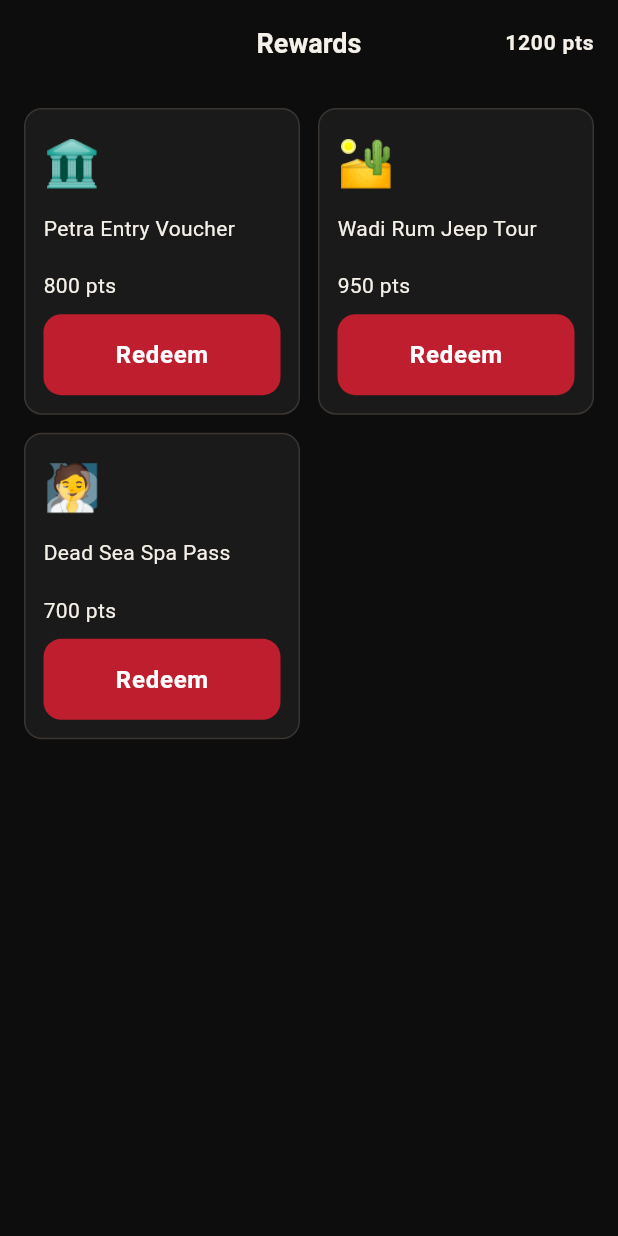
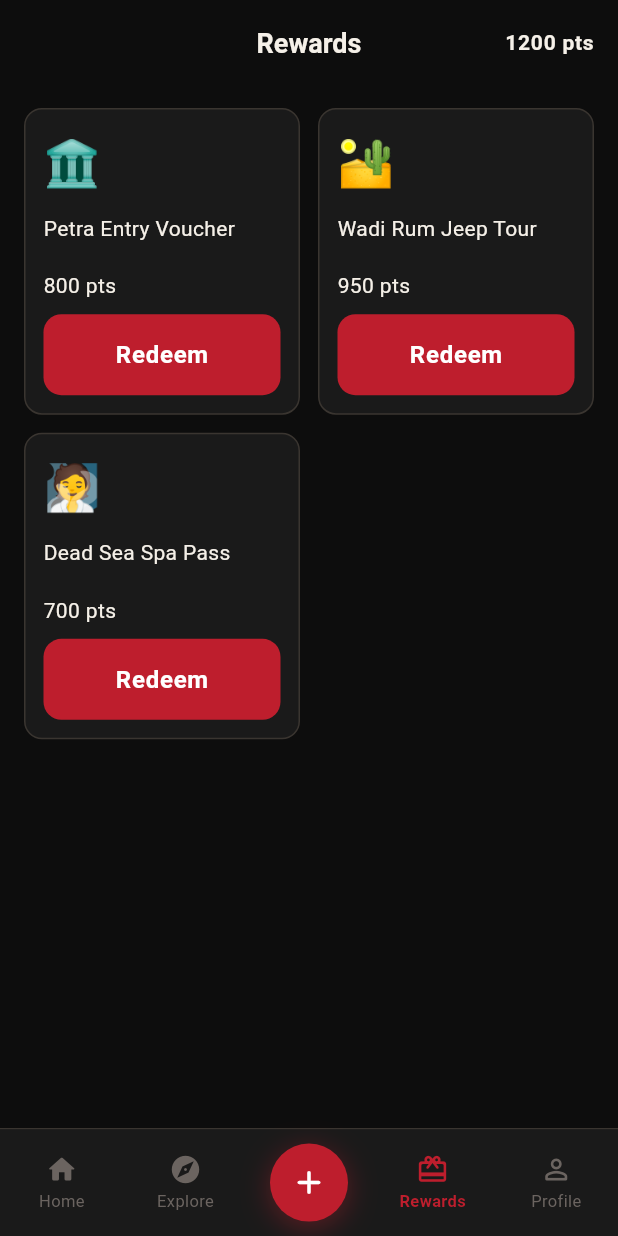
Before and after one commit to ayashehadeh/Rasad, a Flutter app: the RewardsScreen screen opened by its route, on a phone screen of 412 x 824 dp. Run offline on Flutter 3.47's test engine with Material 3 defaults, Android fonts, the phone set to English and light mode, and no system bars; our stand-ins replace dartz, equatable, flutter_bloc, flutter_map, get_it, go_router and 1 more; Roboto replaces fonts that are missing (Cairo); statements that could not run were skipped.

Commit message:
add rewards screen + chatbot + navigation

```diff
--- a/lib/features/explore/presentation/screens/explore_screen.dart
+++ b/lib/features/explore/presentation/screens/explore_screen.dart
@@ -137,6 +137,11 @@ class _ExploreScreenState extends State<ExploreScreen> {
       return;
     }
 
+    if (tab == HomeNavTab.rewards) {
+      context.go(AppRoutes.rewards);
+      return;
+    }
+
     if (tab == HomeNavTab.add) {
       context.push(
         AppRoutes.review,
--- a/lib/features/home/presentation/screens/home_screen.dart
+++ b/lib/features/home/presentation/screens/home_screen.dart
@@ -110,6 +110,11 @@ class _HomeScreenState extends State<HomeScreen> {
 
     if (tab == HomeNavTab.explore) {
       context.go(AppRoutes.explore);
+      return;
+    }
+
+    if (tab == HomeNavTab.rewards) {
+      context.go(AppRoutes.rewards);
       return;
     }
 
--- a/lib/features/rewards/presentation/screens/rewards_screen.dart
+++ b/lib/features/rewards/presentation/screens/rewards_screen.dart
@@ -1,7 +1,10 @@
 import 'package:flutter/material.dart';
 import 'package:flutter_bloc/flutter_bloc.dart';
+import 'package:go_router/go_router.dart';
+import 'package:rasad/app_router.dart';
 import '../../../../core/constatnts/app_constants.dart';
 import '../../../../core/theme/theme.dart';
+import '../../../home/presentation/widgets/home_nav_bar.dart';
 import '../../domain/entities/reward_entity.dart';
 import '../bloc/rewards_bloc.dart';
 import '../bloc/rewards_event.dart';
@@ -15,10 +18,48 @@ class RewardsScreen extends StatefulWidget {
 }
 
 class _RewardsScreenState extends State<RewardsScreen> {
+  HomeNavTab _currentTab = HomeNavTab.rewards;
+
   @override
   void initState() {
     super.initState();
     context.read<RewardsBloc>().add(const RewardsLoadRequested());
+  }
+
+  void _onTabChanged(HomeNavTab tab) {
+    setState(() => _currentTab = tab);
+
+    if (tab == HomeNavTab.home) {
+      context.go(AppRoutes.home);
+      return;
+    }
+
+    if (tab == HomeNavTab.explore) {
+      context.go(AppRoutes.explore);
+      return;
+    }
+
+    if (tab == HomeNavTab.add) {
+      context.push(
+        AppRoutes.review,
+        extra: const {
+          'placeId': 'petra',
+          'placeName': 'The Treasury, Petra',
+          'userId': 'guest-user',
+          'returnRoute': AppRoutes.rewards,
+        },
+      );
+      return;
+    }
+
+    if (tab == HomeNavTab.rewards) return;
+
+    ScaffoldMessenger.of(context).showSnackBar(
+      const SnackBar(
+        content: Text('This section is coming soon.'),
+        duration: Duration(seconds: 1),
+      ),
+    );
   }
 
   @override
@@ -33,13 +74,23 @@ class _RewardsScreenState extends State<RewardsScreen> {
       },
       builder: (context, state) {
         if (state is RewardsLoading || state is RewardsInitial) {
-          return const Scaffold(
-            body: Center(child: CircularProgressIndicator()),
+          return Scaffold(
+            body: const Center(child: CircularProgressIndicator()),
+            bottomNavigationBar: HomeNavBar(
+              currentTab: _currentTab,
+              onTabChanged: _onTabChanged,
+            ),
           );
         }
 
         if (state is RewardsFailure) {
-          return Scaffold(body: Center(child: Text(state.message)));
+          return Scaffold(
+            body: Center(child: Text(state.message)),
+            bottomNavigationBar: HomeNavBar(
+              currentTab: _currentTab,
+              onTabChanged: _onTabChanged,
+            ),
+          );
         }
 
         if (state is RewardsLoaded) {
@@ -79,6 +130,10 @@ class _RewardsScreenState extends State<RewardsScreen> {
                       ),
                 );
               },
+            ),
+            bottomNavigationBar: HomeNavBar(
+              currentTab: _currentTab,
+              onTabChanged: _onTabChanged,
             ),
           );
         }
```
